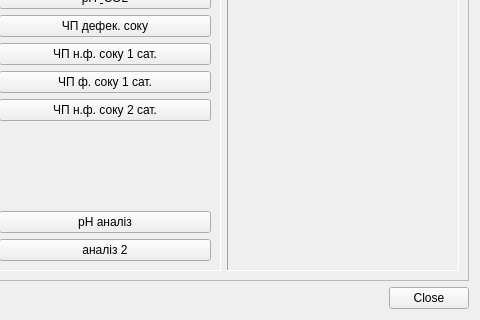
The window that satur/scada/history.ui (vanessaorgua/talne) describes before a commit, drawn with Qt 5; both pictures show x 270 to 750 and y 324 to 644 of the 750 by 644 pixel window.
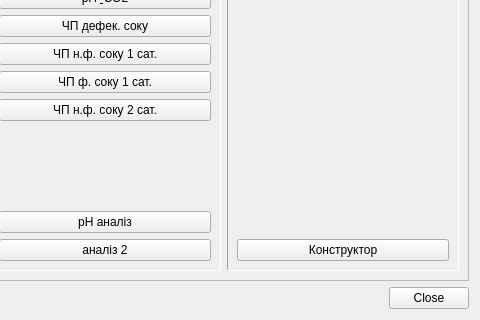
The same window after the commit.

Commit message: Додано діалог контруктора трендів та кновку його виклику у вікно вибору графіків тальнівської сатурації

The edit to the form file:
```diff
--- a/satur/scada/history.ui
+++ b/satur/scada/history.ui
@@ -361,6 +361,13 @@
            </property>
           </spacer>
          </item>
+         <item>
+          <widget class="QPushButton" name="RunConstruct">
+           <property name="text">
+            <string>Конструктор</string>
+           </property>
+          </widget>
+         </item>
         </layout>
        </widget>
       </item>
```
The commit also changes 2 other files.
